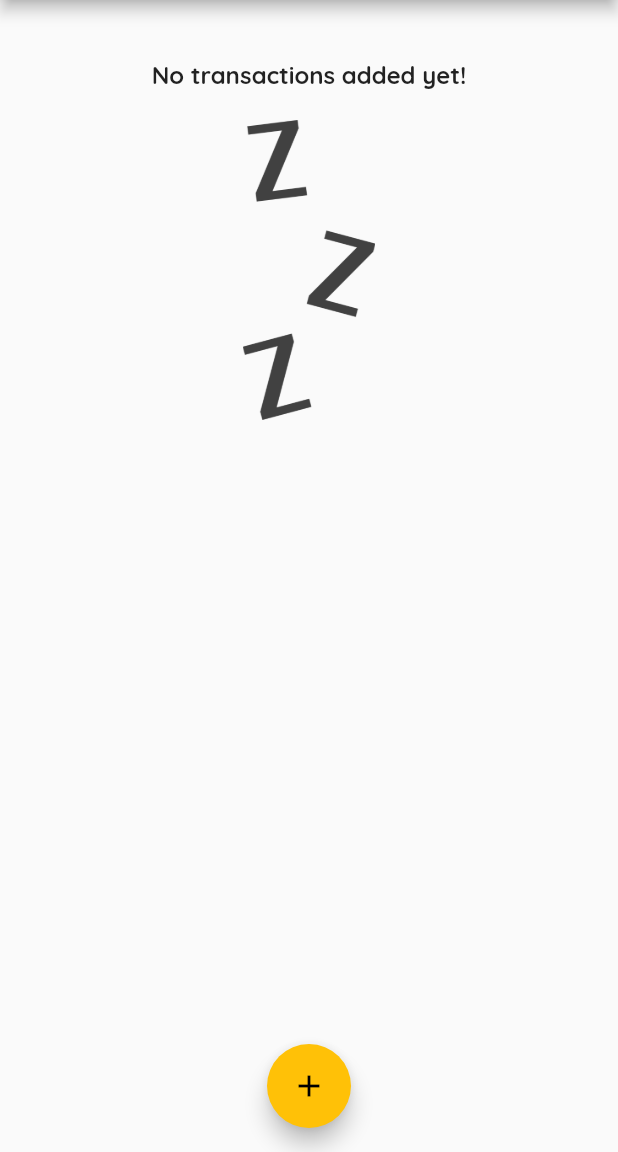
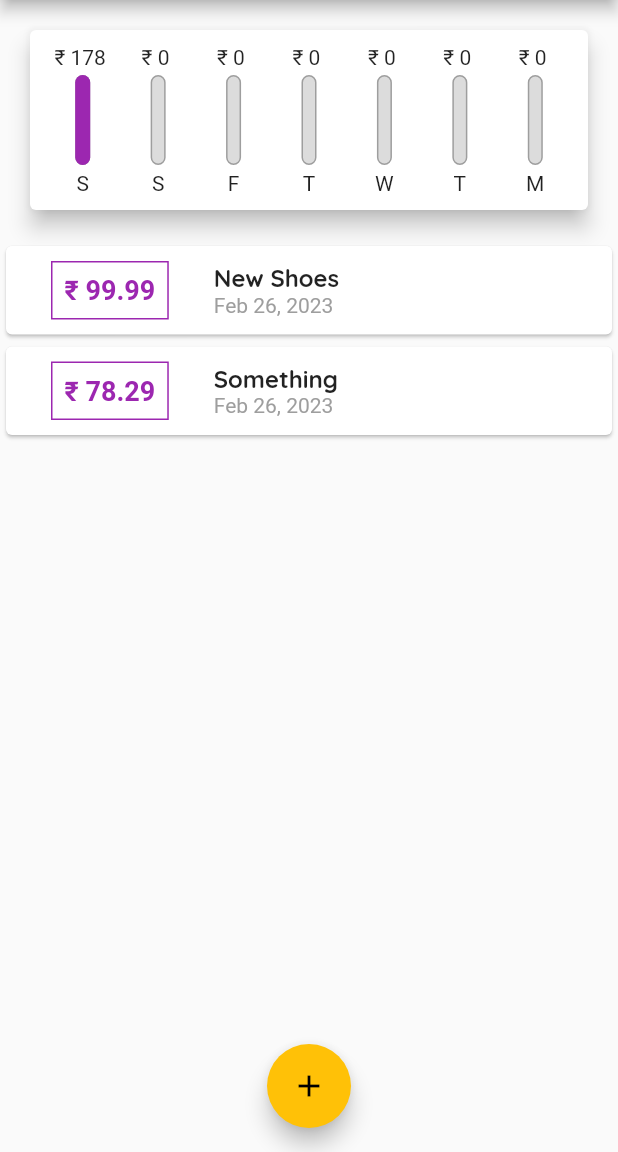
Before and after one commit to RugvedR/Expensio, a Flutter app: the screen it shows after launch, on a phone screen of 412 x 824 dp, the part 84-1236 px from its top. Run offline on Flutter 3.47's test engine with Material 2 defaults, Android fonts, the phone set to English and light mode, and no system bars.

Commit message:
charts added

```diff
--- a/lib/main.dart
+++ b/lib/main.dart
@@ -60,8 +60,8 @@ class _MyHomePageState extends State<MyHomePage> {
 
 
   final List<Transaction> _userTransactions = [
-    // Transaction(id: 't1', title: 'New Shoes', amount: 99.99, date: DateTime.now()),
-    // Transaction(id: 't2', title: 'Something', amount: 78.29, date: DateTime.now()),
+    Transaction(id: 't1', title: 'New Shoes', amount: 99.99, date: DateTime.now()),
+    Transaction(id: 't2', title: 'Something', amount: 78.29, date: DateTime.now()),
   ];
 
   List<Transaction> get _recentTransactions {
--- a/lib/widgets/chart.dart
+++ b/lib/widgets/chart.dart
@@ -1,3 +1,4 @@
+import './chart_bar.dart';
 import 'package:intl/intl.dart';
 
 import '../models/transaction.dart';
@@ -27,7 +28,13 @@ class Chart extends StatelessWidget {
       print(DateFormat.E().format(weekDay));
       print(totalSum);
 
-      return {'day': DateFormat.E().format(weekDay), 'amount': totalSum};
+      return {'day': DateFormat.E().format(weekDay).substring(0,1), 'amount': totalSum};
+    });
+  }
+
+  double get totalSpending {
+    return groupedTransactionValues.fold(0.0, (sum, item) {
+      return sum + (item['amount'] as double);
     });
   }
 
@@ -37,10 +44,16 @@ class Chart extends StatelessWidget {
     return Card(
       elevation: 6,
       margin: EdgeInsets.all(20),
-      child: Row(
-        children: [
-
-        ],
+      child: Padding(
+        padding: EdgeInsets.all(10),
+        child: Row(
+          mainAxisAlignment: MainAxisAlignment.spaceAround,
+          children: groupedTransactionValues.map((data) {
+            return Flexible(
+              fit: FlexFit.tight,
+              child: ChartBar(data['day'].toString(), (data['amount'] as double), totalSpending == 0.0 ? 0.0 : (data['amount'] as double ) / totalSpending));
+          }).toList(),
+        ),
       ),
     );
   }
--- /dev/null
+++ b/lib/widgets/chart_bar.dart
@@ -0,0 +1,45 @@
+import 'package:flutter/material.dart';
+
+class ChartBar extends StatelessWidget {
+  // const ChartBar({ Key? key }) : super(key: key);
+
+  late final String label;
+  late final double spendingAmount;
+  late final double spendingPctOfTotal;
+
+  ChartBar(this.label, this.spendingAmount, this.spendingPctOfTotal);
+
+  @override
+  Widget build(BuildContext context) {
+    return Column(
+      children: [
+        FittedBox(child: Text('\u{20B9} ${spendingAmount.toStringAsFixed(0)} ')),
+        SizedBox(height: 4,),
+        Container(
+          height: 60,
+          width: 10,
+          child: Stack(children: [
+            Container(
+              decoration: BoxDecoration(
+                border: Border.all(color: Colors.grey, width: 1.0),
+                color: Color.fromRGBO(220, 220, 220, 1),
+                borderRadius: BorderRadius.circular(10),
+              ),
+            ),
+            FractionallySizedBox(
+              heightFactor: spendingPctOfTotal,
+              child: Container(
+                decoration: BoxDecoration(
+                  color: Theme.of(context).primaryColor,
+                  borderRadius: BorderRadius.circular(10),
+                ),
+              ),
+            )
+          ],),
+        ),
+        SizedBox(height: 4,),
+        Text(label),
+      ],
+    );
+  }
+}
```
